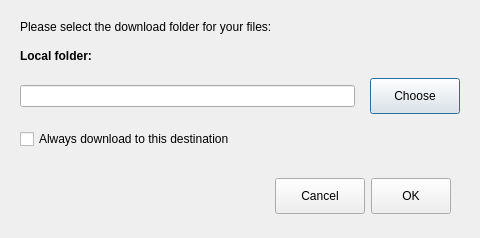
meganz/MEGAsync, file src/MEGASync/gui/ui/DownloadFromMegaDialog.ui: the form before one commit.
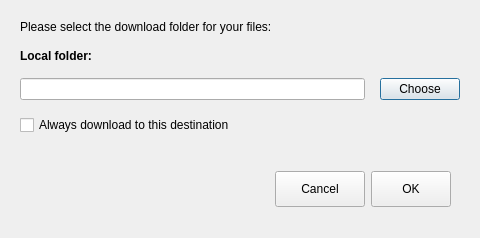
The form after the commit.

Commit message: SNC-5667: Update widgets on secondary button and theming.

Diff of the .ui file:
```diff
--- a/src/MEGASync/gui/ui/DownloadFromMegaDialog.ui
+++ b/src/MEGASync/gui/ui/DownloadFromMegaDialog.ui
@@ -113,16 +113,22 @@
        </item>
        <item>
         <widget class="QPushButton" name="bChange">
+         <property name="sizePolicy">
+          <sizepolicy hsizetype="Preferred" vsizetype="Fixed">
+           <horstretch>0</horstretch>
+           <verstretch>0</verstretch>
+          </sizepolicy>
+         </property>
          <property name="minimumSize">
           <size>
-           <width>90</width>
-           <height>36</height>
+           <width>0</width>
+           <height>0</height>
           </size>
          </property>
          <property name="maximumSize">
           <size>
-           <width>16777215</width>
-           <height>36</height>
+           <width>16777212</width>
+           <height>16777215</height>
           </size>
          </property>
          <property name="cursor">
```
The commit also changes 3 other files.
